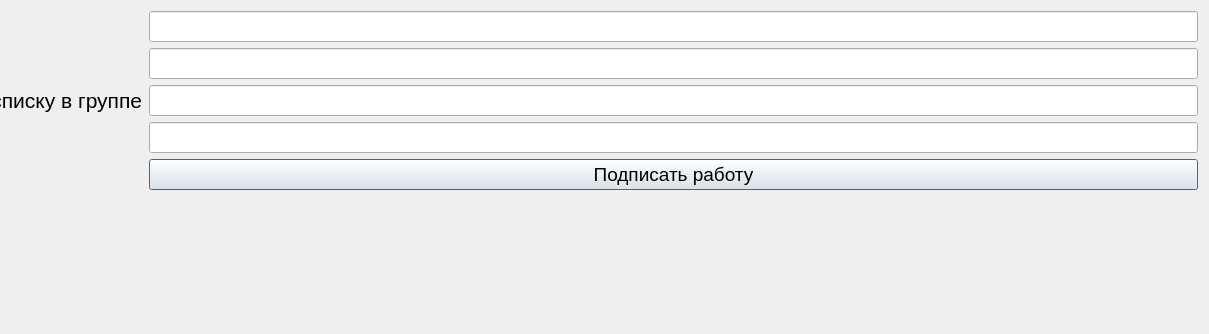
First picture: the form in qt_designer_ui/login.ui, repository IvaMarin/Project-Network-Diagram-App, before the edit; both pictures show x 119 to 1328 and y 0 to 334 of the 1328 by 854 pixel window.
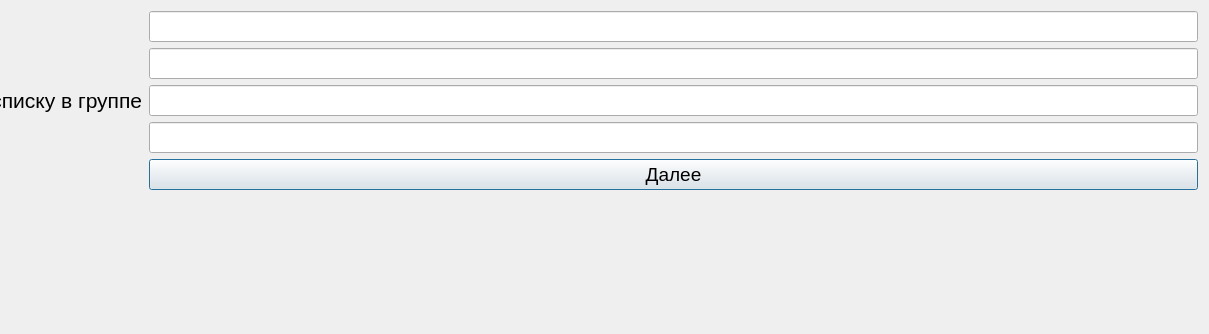
Second picture: the form after the edit.

```diff
--- a/qt_designer_ui/login.ui
+++ b/qt_designer_ui/login.ui
@@ -107,7 +107,7 @@
       </font>
      </property>
      <property name="text">
-      <string>Подписать работу</string>
+      <string>Далее</string>
      </property>
     </widget>
    </item>
```
Left out of the diff: 2 changed lines with no effect on the pictures.
